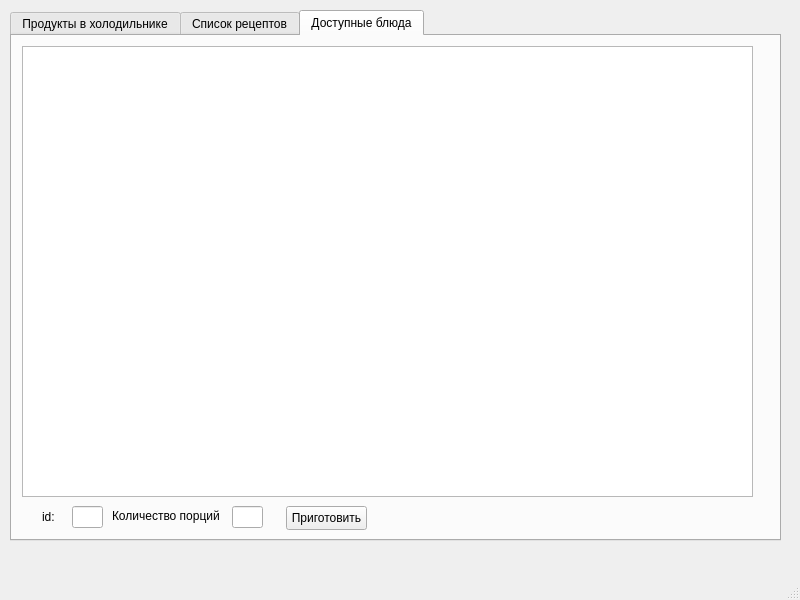
The window that gui/mainwindow.ui (MargaritaMalakhova/Recipes) describes before a commit, drawn with Qt 5.
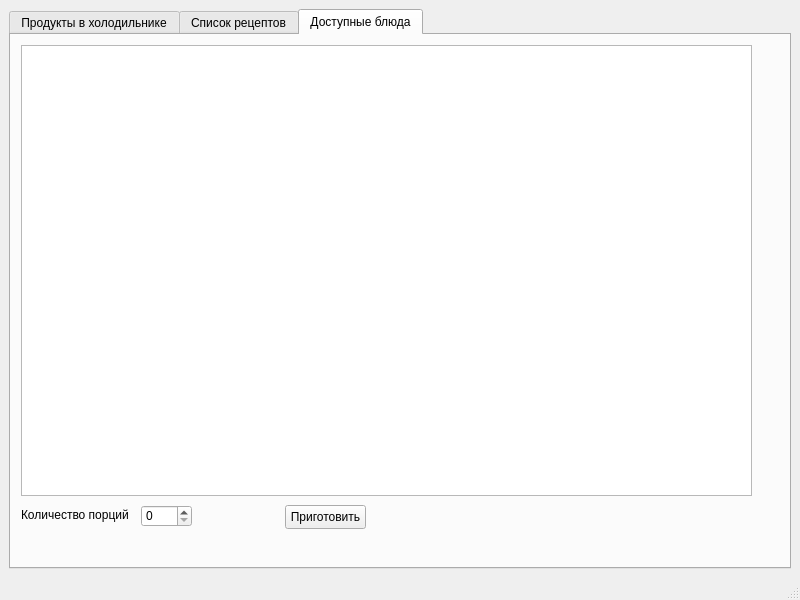
The same window after the commit.

Commit message: include database and add cook receipe function

```diff
--- a/gui/mainwindow.ui
+++ b/gui/mainwindow.ui
@@ -14,15 +14,9 @@
    <string>MainWindow</string>
   </property>
   <widget class="QWidget" name="centralwidget">
+   <layout class="QVBoxLayout" name="verticalLayout">
+    <item>
    <widget class="QTabWidget" name="tabWidget">
-    <property name="geometry">
-     <rect>
-      <x>10</x>
-      <y>10</y>
-      <width>771</width>
-      <height>531</height>
-     </rect>
-    </property>
     <property name="toolTip">
      <string>&lt;html&gt;&lt;head/&gt;&lt;body&gt;&lt;p&gt;Jhhh&lt;/p&gt;&lt;/body&gt;&lt;/html&gt;</string>
     </property>
@@ -125,26 +119,6 @@
        </rect>
       </property>
      </widget>
-     <widget class="QLineEdit" name="cookReceiptId">
-      <property name="geometry">
-       <rect>
-        <x>60</x>
-        <y>470</y>
-        <width>31</width>
-        <height>22</height>
-       </rect>
-      </property>
-     </widget>
-     <widget class="QLineEdit" name="portionsNumber">
-      <property name="geometry">
-       <rect>
-        <x>220</x>
-        <y>470</y>
-        <width>31</width>
-        <height>22</height>
-       </rect>
-      </property>
-     </widget>
      <widget class="QPushButton" name="letsCookBtn">
       <property name="geometry">
        <rect>
@@ -158,23 +132,10 @@
        <string>Приготовить</string>
       </property>
      </widget>
-     <widget class="QLabel" name="label">
-      <property name="geometry">
-       <rect>
-        <x>30</x>
-        <y>470</y>
-        <width>21</width>
-        <height>21</height>
-       </rect>
-      </property>
-      <property name="text">
-       <string>id:</string>
-      </property>
-     </widget>
      <widget class="QLabel" name="label_2">
       <property name="geometry">
        <rect>
-        <x>100</x>
+          <x>10</x>
         <y>470</y>
         <width>111</width>
         <height>20</height>
@@ -184,8 +145,20 @@
        <string>Количество порций</string>
       </property>
      </widget>
-    </widget>
-   </widget>
+       <widget class="QSpinBox" name="spinBox">
+        <property name="geometry">
+         <rect>
+          <x>130</x>
+          <y>470</y>
+          <width>51</width>
+          <height>22</height>
+         </rect>
+        </property>
+       </widget>
+      </widget>
+     </widget>
+    </item>
+   </layout>
   </widget>
   <widget class="QMenuBar" name="menubar">
    <property name="geometry">
```
Left out of the diff: 25 changed lines with no effect on the pictures. Lines whose indentation alone changed are shown as unchanged. The commit also changes 12 other files.
